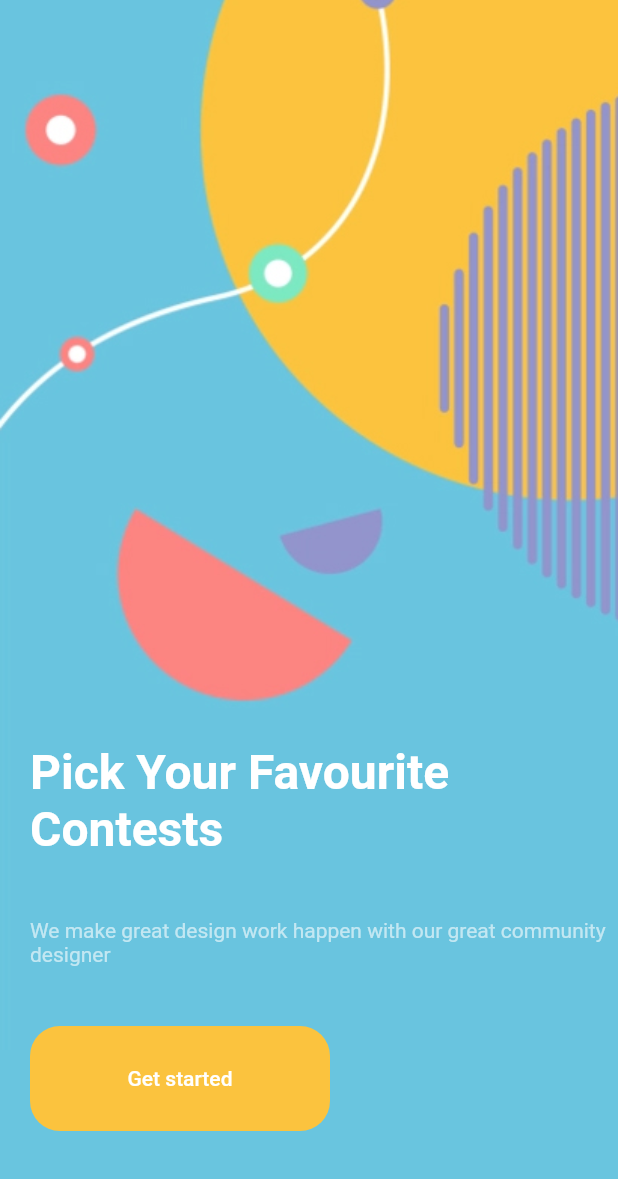
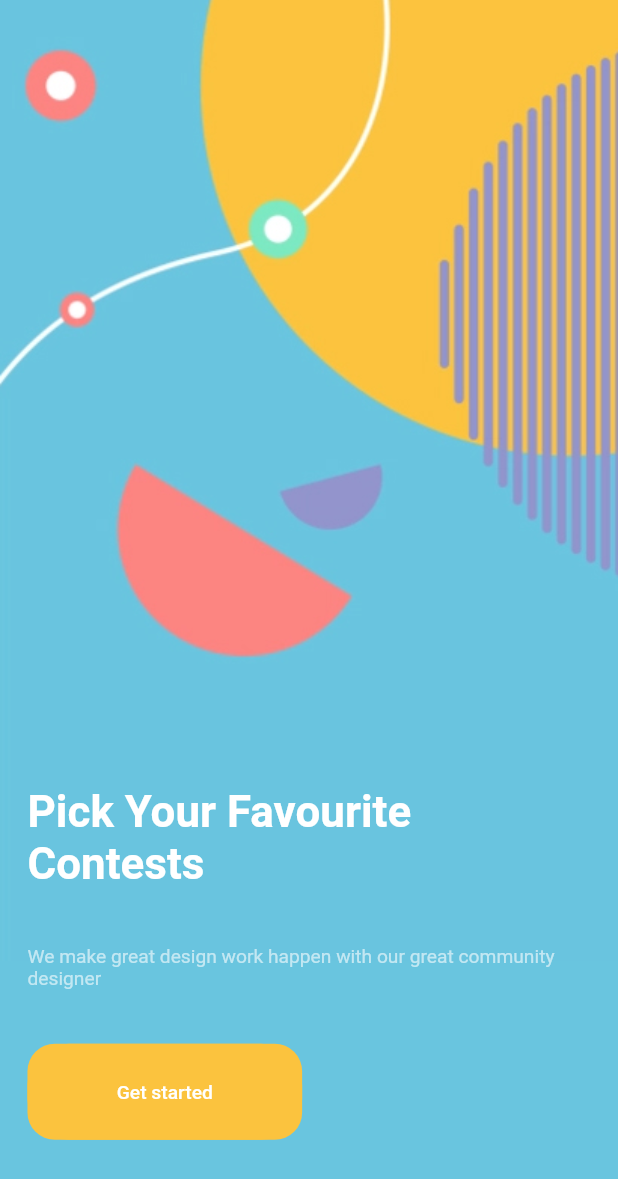
Before and after one commit to mrahman171/getx_demo, a Flutter app: the screen it shows after launch, on a phone screen of 412 x 824 dp. Shown: the top 1179 px of the screen. Run offline on Flutter 3.47's test engine with Material 2 defaults, Android fonts, the phone set to English and light mode, and no system bars; our stand-ins replace get, responsive_framework.

Commit message:
Responsive design added

```diff
--- a/lib/content_page.dart
+++ b/lib/content_page.dart
@@ -1,5 +1,4 @@
 import 'dart:convert';
-import 'dart:ffi';
 
 import 'package:flutter/cupertino.dart';
 import 'package:flutter/material.dart';
--- a/lib/main.dart
+++ b/lib/main.dart
@@ -3,6 +3,7 @@ import 'package:get/get.dart';
 import 'content_page.dart';
 import 'my_detail_page.dart';
 import 'my_home_page.dart';
+import 'package:responsive_framework/responsive_framework.dart';
 
 void main() {
   runApp(MyApp());
@@ -13,6 +14,22 @@ class MyApp extends StatelessWidget {
   @override
   Widget build(BuildContext context) {
     return GetMaterialApp(
+      builder: (context, child) => ResponsiveWrapper.builder(
+        BouncingScrollWrapper.builder(context, child!),
+        maxWidth: 1200,
+        minWidth: 450,
+        defaultScale: true,
+        breakpoints: [
+          const ResponsiveBreakpoint.resize(450, name: MOBILE),
+          const ResponsiveBreakpoint.autoScale(800, name: TABLET),
+          const ResponsiveBreakpoint.autoScale(1000, name: TABLET),
+          const ResponsiveBreakpoint.resize(1200, name: DESKTOP),
+          const ResponsiveBreakpoint.autoScale(2460, name: "4K"),
+        ],
+        background: Container(
+          color: const Color(0xFFF5F5F5),
+        ),
+      ),
       title: 'Flutter Demo',
       debugShowCheckedModeBanner: false,
       theme: ThemeData(
--- a/pubspec.yaml
+++ b/pubspec.yaml
@@ -35,6 +35,7 @@ dependencies:
   # Use with the CupertinoIcons class for iOS style icons.
   cupertino_icons: ^1.0.2
   get: ^4.3.0
+  responsive_framework: ^0.2.0
 
 dev_dependencies:
   flutter_test:
```
Also changed, not shown: pubspec.lock.
